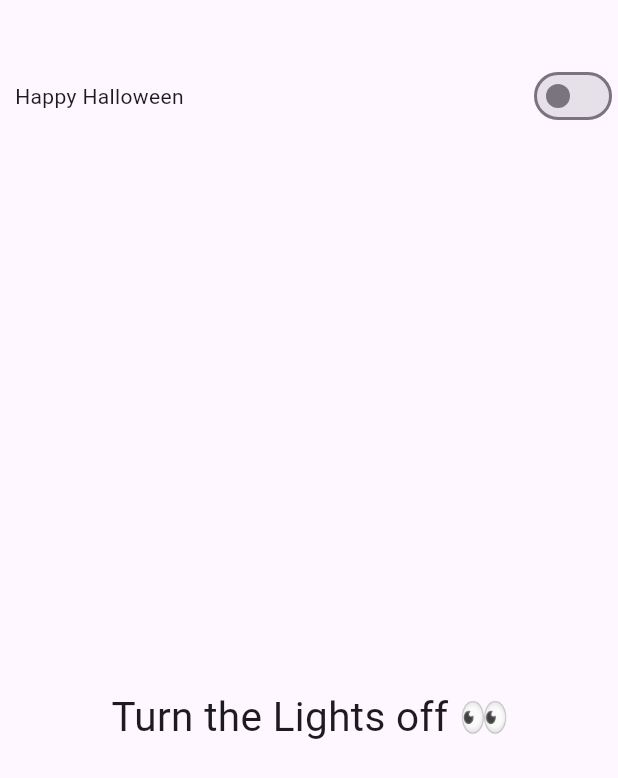
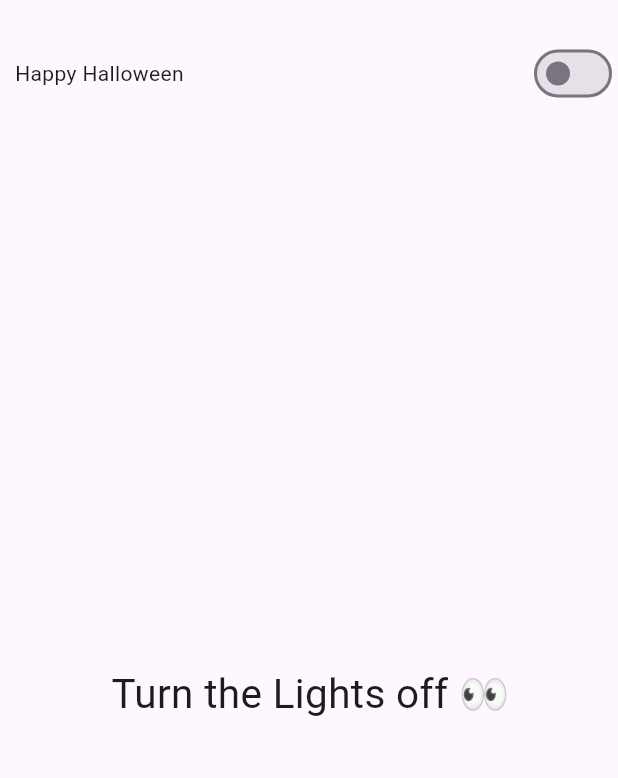
Before and after one commit to Amjadyabroudi128/halloween, a Flutter app: the screen it shows after launch, on a phone screen of 412 x 824 dp. Shown: the top 778 px of the screen. Run offline on Flutter 3.47's test engine with Material 3 defaults, Android fonts, the phone set to English and light mode, and no system bars.

Commit message:
removed app bar for padding

```diff
--- a/lib/home/homePage.dart
+++ b/lib/home/homePage.dart
@@ -22,7 +22,7 @@ class _MyHomePageState extends State<MyHomePage> {
     return Scaffold(
       body: SingleChildScrollView(
         child: Padding(
-          padding: const EdgeInsets.only(left: 2, top: 40,),
+          padding: const EdgeInsets.only(left: 2, top: 25,),
           child: Column(
             children: [
               Container(
```
